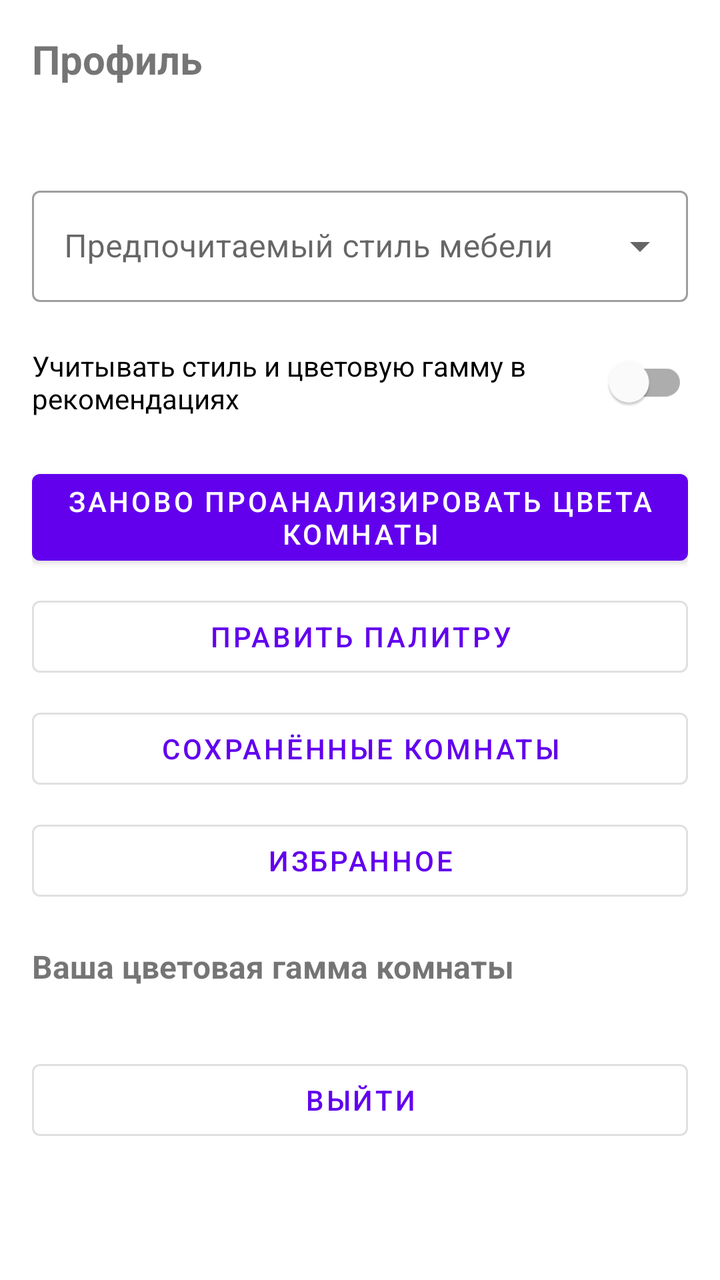
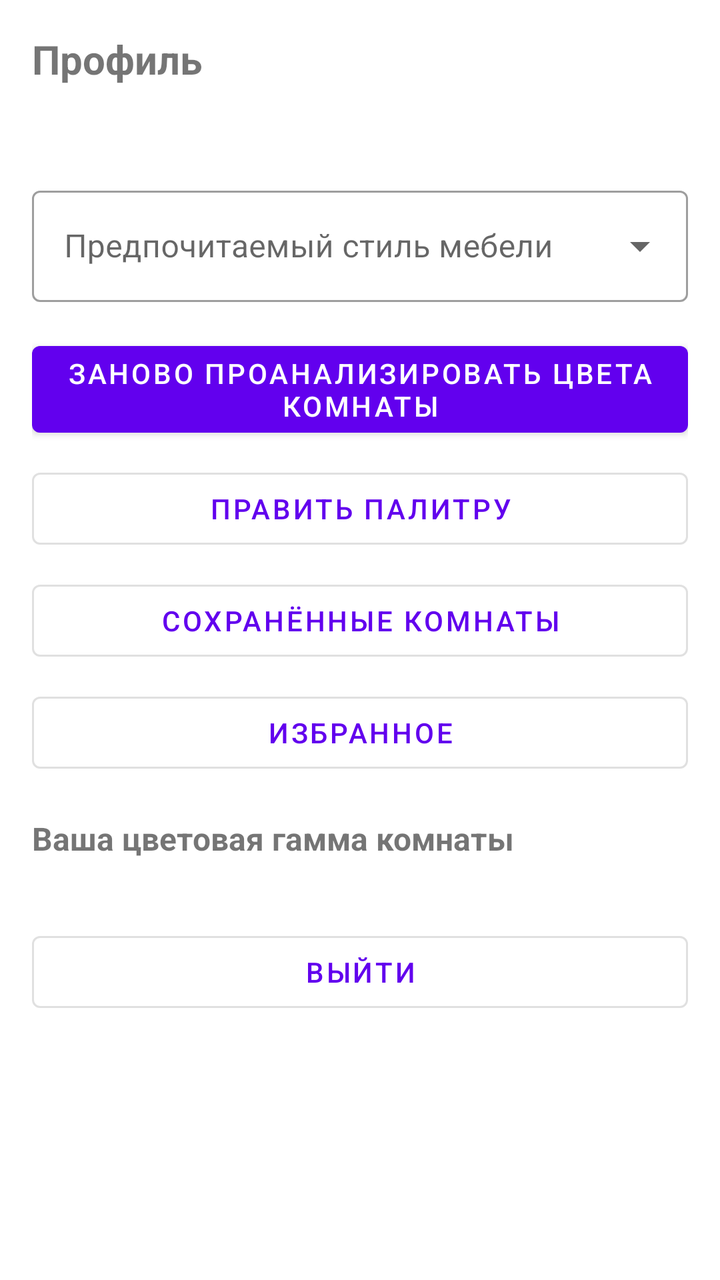

The first picture is an Android layout as it rendered before a commit; the second is the same layout after the commit. The layout source and the unified diff follow.
<!-- AndroidManifest.xml: application theme Theme.Diplom_kotl -->
<!-- res/layout/fragment_profile.xml -->
<?xml version="1.0" encoding="utf-8"?>
<ScrollView xmlns:android="http://schemas.android.com/apk/res/android"
    xmlns:app="http://schemas.android.com/apk/res-auto"
    android:layout_width="match_parent"
    android:layout_height="match_parent"
    android:fillViewport="true">

    <LinearLayout
        android:layout_width="match_parent"
        android:layout_height="wrap_content"
        android:orientation="vertical"
        android:padding="16dp">

        <TextView
            android:layout_width="match_parent"
            android:layout_height="wrap_content"
            android:text="@string/profile_title"
            android:textSize="20sp"
            android:textStyle="bold" />

        <TextView
            android:id="@+id/profileUserEmail"
            android:layout_width="match_parent"
            android:layout_height="wrap_content"
            android:layout_marginTop="8dp"
            android:textSize="14sp" />

        <com.google.android.material.textfield.TextInputLayout
            style="@style/Widget.MaterialComponents.TextInputLayout.OutlinedBox.ExposedDropdownMenu"
            android:layout_width="match_parent"
            android:layout_height="wrap_content"
            android:layout_marginTop="20dp"
            android:hint="@string/profile_style_hint">

            <AutoCompleteTextView
                android:id="@+id/profileStyleDropdown"
                android:layout_width="match_parent"
                android:layout_height="wrap_content"
                android:inputType="none" />
        </com.google.android.material.textfield.TextInputLayout>

        <com.google.android.material.switchmaterial.SwitchMaterial
            android:id="@+id/profileRecSwitch"
            android:layout_width="match_parent"
            android:layout_height="wrap_content"
            android:layout_marginTop="16dp"
            android:text="@string/profile_rec_switch" />

        <com.google.android.material.button.MaterialButton
            android:id="@+id/profileScanRoomButton"
            android:layout_width="match_parent"
            android:layout_height="wrap_content"
            android:layout_marginTop="16dp"
            android:text="@string/profile_scan_room" />

        <com.google.android.material.button.MaterialButton
            android:id="@+id/profileEditPaletteButton"
            style="@style/Widget.MaterialComponents.Button.OutlinedButton"
            android:layout_width="match_parent"
            android:layout_height="wrap_content"
            android:layout_marginTop="8dp"
            android:text="@string/profile_edit_palette" />

        <com.google.android.material.button.MaterialButton
            android:id="@+id/profileSavedRoomsButton"
            style="@style/Widget.MaterialComponents.Button.OutlinedButton"
            android:layout_width="match_parent"
            android:layout_height="wrap_content"
            android:layout_marginTop="8dp"
            android:text="@string/profile_saved_rooms" />

        <com.google.android.material.button.MaterialButton
            android:id="@+id/profileFavoritesButton"
            style="@style/Widget.MaterialComponents.Button.OutlinedButton"
            android:layout_width="match_parent"
            android:layout_height="wrap_content"
            android:layout_marginTop="8dp"
            android:text="@string/profile_favorites" />

        <com.google.android.material.button.MaterialButton
            android:id="@+id/profileStorePanelButton"
            android:layout_width="match_parent"
            android:layout_height="wrap_content"
            android:layout_marginTop="8dp"
            android:text="@string/profile_store_panel"
            android:visibility="gone" />

        <com.google.android.material.button.MaterialButton
            android:id="@+id/profileAdminPanelButton"
            android:layout_width="match_parent"
            android:layout_height="wrap_content"
            android:layout_marginTop="8dp"
            android:text="@string/profile_admin_panel"
            android:visibility="gone" />

        <TextView
            android:layout_width="match_parent"
            android:layout_height="wrap_content"
            android:layout_marginTop="18dp"
            android:text="@string/profile_palette_title"
            android:textSize="16sp"
            android:textStyle="bold" />

        <LinearLayout
            android:id="@+id/profilePaletteContainer"
            android:layout_width="match_parent"
            android:layout_height="wrap_content"
            android:layout_marginTop="8dp"
            android:orientation="horizontal" />

        <com.google.android.material.button.MaterialButton
            android:id="@+id/profileLogoutButton"
            style="@style/Widget.MaterialComponents.Button.OutlinedButton"
            android:layout_width="match_parent"
            android:layout_height="wrap_content"
            android:layout_marginTop="24dp"
            android:text="@string/profile_logout" />
    </LinearLayout>
</ScrollView>
<!-- resources referenced by this layout -->
<resources>
  <string name="profile_admin_panel">Администрирование</string>
  <string name="profile_edit_palette">Править палитру</string>
  <string name="profile_favorites">Избранное</string>
  <string name="profile_logout">Выйти</string>
  <string name="profile_palette_title">Ваша цветовая гамма комнаты</string>
  <string name="profile_rec_switch">Учитывать стиль и цветовую гамму в рекомендациях</string>
  <string name="profile_saved_rooms">Сохранённые комнаты</string>
  <string name="profile_scan_room">Заново проанализировать цвета комнаты</string>
  <string name="profile_store_panel">Управление товарами (магазин)</string>
  <string name="profile_style_hint">Предпочитаемый стиль мебели</string>
  <string name="profile_title">Профиль</string>
  <style name="Theme.Diplom_kotl" parent="Theme.MaterialComponents.DayNight.DarkActionBar">
          
          <item name="colorPrimary">@color/purple_500</item>
          <item name="colorPrimaryVariant">@color/purple_700</item>
          <item name="colorOnPrimary">@color/white</item>
          
          <item name="colorSecondary">@color/teal_200</item>
          <item name="colorSecondaryVariant">@color/teal_700</item>
          <item name="colorOnSecondary">@color/black</item>
          
          <item name="android:statusBarColor">?attr/colorPrimaryVariant</item>
          
      </style>
  <color name="purple_500">#FF6200EE</color>
  <color name="purple_700">#FF3700B3</color>
  <color name="white">#FFFFFFFF</color>
  <color name="teal_200">#FF03DAC5</color>
  <color name="teal_700">#FF018786</color>
  <color name="black">#FF000000</color>
</resources>

<!-- the commit's change to res/layout/fragment_profile.xml (unified diff, before → after) -->
@@ -38,13 +38,6 @@
                 android:layout_height="wrap_content"
                 android:inputType="none" />
         </com.google.android.material.textfield.TextInputLayout>
-
-        <com.google.android.material.switchmaterial.SwitchMaterial
-            android:id="@+id/profileRecSwitch"
-            android:layout_width="match_parent"
-            android:layout_height="wrap_content"
-            android:layout_marginTop="16dp"
-            android:text="@string/profile_rec_switch" />
 
         <com.google.android.material.button.MaterialButton
             android:id="@+id/profileScanRoomButton"
<!-- resource entries referenced after the edit -->
@@ -5,7 +5,6 @@
   <string name="profile_favorites">Избранное</string>
   <string name="profile_logout">Выйти</string>
   <string name="profile_palette_title">Ваша цветовая гамма комнаты</string>
-  <string name="profile_rec_switch">Учитывать стиль и цветовую гамму в рекомендациях</string>
   <string name="profile_saved_rooms">Сохранённые комнаты</string>
   <string name="profile_scan_room">Заново проанализировать цвета комнаты</string>
   <string name="profile_store_panel">Управление товарами (магазин)</string>
